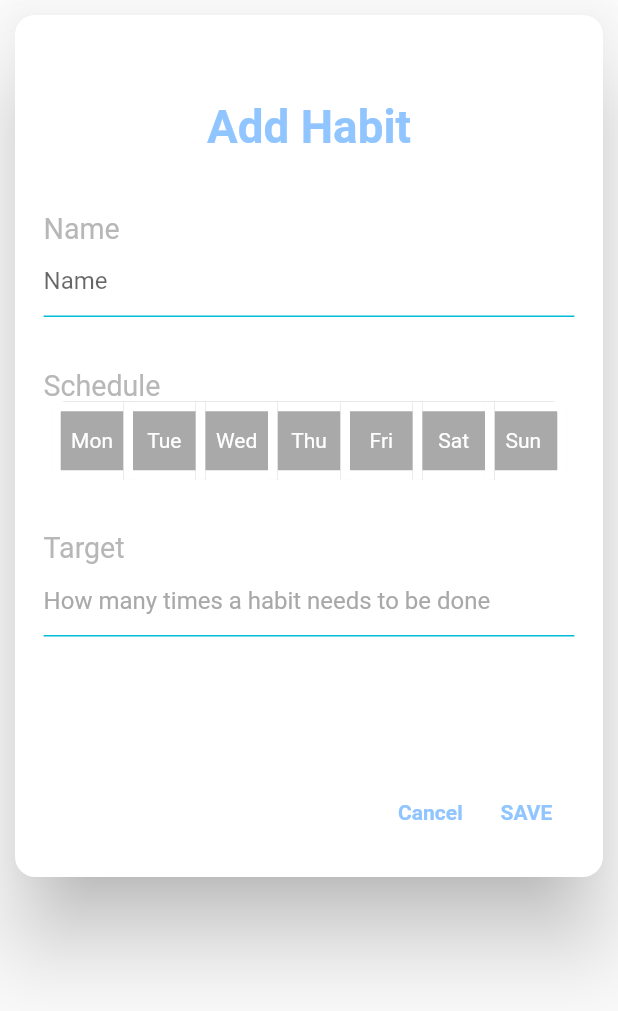
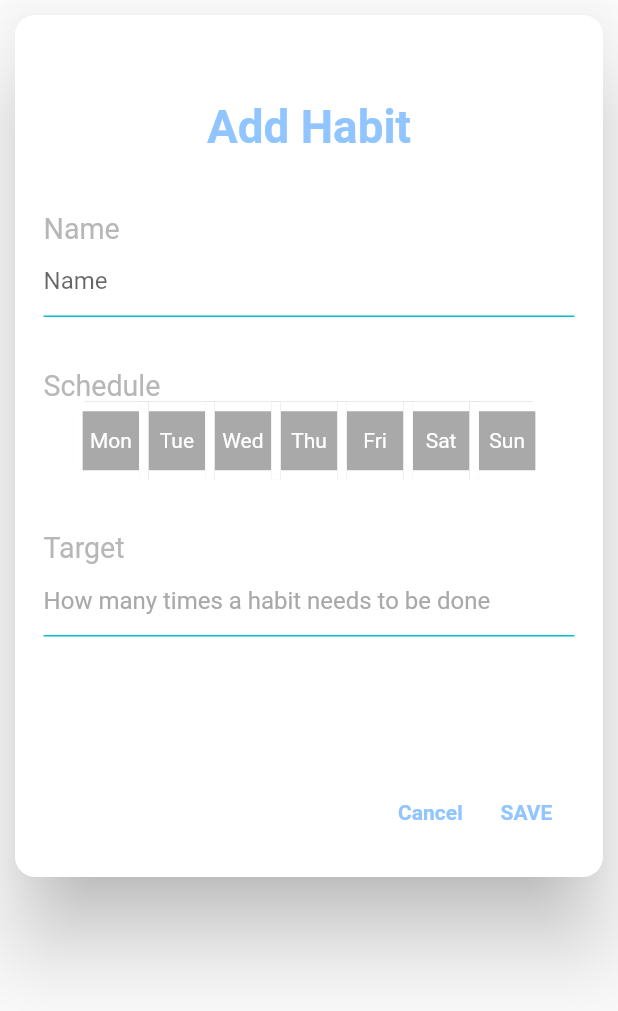
Before and after one commit to yusufmsabeh/Habit_Tracker_App, a Flutter app: the AddHabitScreen widget shown alone on an empty page, opened directly with empty values, on a phone screen of 412 x 824 dp. Shown: the top 1011 px of the screen. Run offline on Flutter 3.47's test engine with Material 2 defaults, Android fonts, the phone set to English and light mode, and no system bars; our stand-ins replace easy_localization, flutter_screenutil, fluttertoast, sqflite, syncfusion_flutter_gauges and 1 more; missing offline and left inert: dart:ffi; accounts and stored records are empty.

Commit message:
add custom toggle button to show error field

```diff
--- a/lib/Screens/AddHabitScreen.dart
+++ b/lib/Screens/AddHabitScreen.dart
@@ -1,8 +1,10 @@
+import 'package:easy_localization/easy_localization.dart';
 import 'package:flutter/material.dart';
 import 'package:flutter/src/foundation/key.dart';
 import 'package:flutter/src/widgets/framework.dart';
 import 'package:flutter_screenutil/flutter_screenutil.dart';
 import 'package:habit_tracker/DB/DBConaction.dart';
+import 'package:habit_tracker/Widgets.dart/CustomToggleButton.dart';
 import 'package:habit_tracker/model/habit.dart';
 
 class AddHabitScreen extends StatefulWidget {
@@ -32,6 +34,23 @@ class _AddHabitScreenState extends State<AddHabitScreen> {
     setState(() {});
   }
 
+  void changeIsSeletedList(int index) {
+    setState(() {
+      _isSelected[index] = !_isSelected[index];
+    });
+  }
+
+  String? ValidaitToggleButton(x) {
+    bool x = false;
+    _isSelected.forEach((element) {
+      if (element) x = true;
+    });
+
+    if (!x) {
+      return "Required".tr();
+    }
+  }
+
   @override
   void initState() {
     // TODO: implement initState
@@ -51,13 +70,13 @@ class _AddHabitScreenState extends State<AddHabitScreen> {
           key: _formState,
           child: Container(
             margin: EdgeInsets.all(50.w),
-            height: 1250.h,
+            height: context.locale.toString() == 'en' ? 1250.h : 1400.h,
             child: Column(
               children: [
                 Container(
                   margin: EdgeInsets.all(100.w),
                   child: Text(
-                    "Add Habit",
+                    "AddHabit".tr(),
                     style: TextStyle(
                         color: Color.fromARGB(255, 145, 197, 255),
                         fontWeight: FontWeight.bold,
@@ -68,7 +87,7 @@ class _AddHabitScreenState extends State<AddHabitScreen> {
                   // margin: EdgeInsets.only(bottom: 20.w),
                   alignment: Alignment.centerLeft,
                   child: Text(
-                    "Name",
+                    "Name".tr(),
                     style: TextStyle(
                         fontSize: 50.sp,
                         color: Color.fromARGB(255, 183, 183, 183)),
@@ -80,7 +99,7 @@ class _AddHabitScreenState extends State<AddHabitScreen> {
                     alignment: Alignment.centerLeft,
                     child: TextFormField(
                       validator: (value) {
-                        if (value!.isEmpty) return 'This field is required';
+                        if (value!.isEmpty) return 'Required'.tr();
                       },
                       controller: nameController,
                       decoration: InputDecoration(
@@ -89,54 +108,22 @@ class _AddHabitScreenState extends State<AddHabitScreen> {
                           enabledBorder: UnderlineInputBorder(
                             borderSide: BorderSide(color: Colors.cyan),
                           ),
-                          hintText: "Name",
+                          hintText: "Name".tr(),
                           focusColor: Color.fromARGB(255, 145, 197, 255)),
                     )),
                 Container(
                   // margin: EdgeInsets.only(bottom: 20.w),
                   alignment: Alignment.centerLeft,
                   child: Text(
-                    "Schedule",
+                    "Schedule".tr(),
                     style: TextStyle(
                         fontSize: 50.sp,
                         color: Color.fromARGB(255, 183, 183, 183)),
                     textAlign: TextAlign.left,
                   ),
                 ),
-                Container(
-                  padding: EdgeInsets.zero,
-                  decoration: BoxDecoration(
-                      color: Color.fromARGB(255, 169, 169, 169),
-                      borderRadius: BorderRadius.circular(25.r)),
-                  child: ToggleButtons(
-                      onPressed: (index) {
-                        setState(() {
-                          _isSelected[index] = !_isSelected[index];
-                        });
-                      },
-                      borderColor: Colors.white,
-                      selectedBorderColor: Colors.white,
-                      borderWidth: 15.h,
-                      color: Colors.white,
-                      selectedColor: Colors.white,
-                      fillColor: Color.fromARGB(255, 108, 186, 212),
-                      borderRadius: BorderRadius.circular(10.r),
-                      constraints: BoxConstraints(
-                          minHeight:
-                              (MediaQuery.of(context).size.height - 36) / 20,
-                          minWidth:
-                              (MediaQuery.of(context).size.width - 36) / 9),
-                      children: [
-                        Text('Mon'),
-                        Text('Tue'),
-                        Text('Wed'),
-                        Text('Thu'),
-                        Text('Fri'),
-                        Text('Sat'),
-                        Text('Sun '),
-                      ],
-                      isSelected: _isSelected),
-                ),
+                CustomToggleButton(
+                    ValidaitToggleButton, _isSelected, changeIsSeletedList),
                 Container(
                   margin: EdgeInsets.only(bottom: 90.w),
                 ),
@@ -144,7 +131,7 @@ class _AddHabitScreenState extends State<AddHabitScreen> {
                     // margin: EdgeInsets.only(bottom: 20.w),
                     alignment: Alignment.centerLeft,
                     child: Text(
-                      "Target",
+                      "Target".tr(),
                       style: TextStyle(
                           fontSize: 50.sp,
                           color: Color.fromARGB(255, 183, 183, 183)),
@@ -155,9 +142,9 @@ class _AddHabitScreenState extends State<AddHabitScreen> {
                     child: TextFormField(
                         validator: (value) {
                           if (value!.isEmpty)
-                            return 'This field is required';
+                            return 'Required'.tr();
                           else if (int.parse(value) == 0)
-                            return 'The target can not be zero';
+                            return 'Zerofield'.tr();
                         },
                         controller: tragetController,
                         keyboardType: TextInputType.numberWithOptions(),
@@ -165,7 +152,7 @@ class _AddHabitScreenState extends State<AddHabitScreen> {
                             enabledBorder: UnderlineInputBorder(
                               borderSide: BorderSide(color: Colors.cyan),
                             ),
-                            hintText: "How many times a habit needs to be done",
+                            hintText: "TargetHing".tr(),
                             hintStyle: TextStyle(
                               color: Color.fromARGB(255, 169, 169, 169),
                             ),
@@ -180,7 +167,7 @@ class _AddHabitScreenState extends State<AddHabitScreen> {
                           Navigator.pop(context);
                         },
                         child: Text(
-                          "Cancel",
+                          "Cancel".tr(),
                           style: TextStyle(
                               color: Color.fromARGB(255, 145, 197, 255),
                               fontWeight: FontWeight.bold),
@@ -215,7 +202,7 @@ class _AddHabitScreenState extends State<AddHabitScreen> {
                           }
                         },
                         child: Text(
-                          'SAVE',
+                          'Save'.tr(),
                           style: TextStyle(
                               color: Color.fromARGB(255, 145, 197, 255),
                               fontWeight: FontWeight.bold),
--- a/lib/Screens/EmptyHabitScreen.dart
+++ b/lib/Screens/EmptyHabitScreen.dart
@@ -1,3 +1,4 @@
+import 'package:easy_localization/easy_localization.dart';
 import 'package:flutter/cupertino.dart';
 import 'package:flutter/src/foundation/key.dart';
 import 'package:flutter/src/widgets/framework.dart';
@@ -18,14 +19,14 @@ class EmptyHabitScreen extends StatelessWidget {
                   fit: BoxFit.cover, image: AssetImage('assets/HomePage.png'))),
         ),
         Text(
-          "Noting to do today",
+          "NoHabits".tr(),
           style: TextStyle(
               fontSize: 100.sp,
               fontWeight: FontWeight.bold,
               color: const Color.fromARGB(255, 20, 176, 191)),
         ),
         Text(
-          "Add Something?",
+          "AddSomething".tr(),
           style: TextStyle(
               fontWeight: FontWeight.bold,
               fontSize: 100.sp,
--- /dev/null
+++ b/lib/Widgets.dart/CustomToggleButton.dart
@@ -0,0 +1,69 @@
+import 'dart:ffi';
+
+import 'package:easy_localization/easy_localization.dart';
+import 'package:flutter/cupertino.dart';
+import 'package:flutter/material.dart';
+import 'package:flutter_screenutil/flutter_screenutil.dart';
+
+class CustomToggleButton extends FormField<bool> {
+  CustomToggleButton(FormFieldValidator<bool>? validator,
+      List<bool> _isSelected, Function function)
+      : super(
+            validator: validator,
+            initialValue: false,
+            builder: (State) {
+              return Column(
+                children: [
+                  Container(
+                    padding: EdgeInsets.zero,
+                    decoration: BoxDecoration(
+                        color: Color.fromARGB(255, 169, 169, 169),
+                        borderRadius: BorderRadius.circular(25.r)),
+                    child: ToggleButtons(
+                        onPressed: (index) {
+                          function(index);
+                        },
+                        borderColor: Colors.white,
+                        selectedBorderColor: Colors.white,
+                        borderWidth: 15.h,
+                        color: Colors.white,
+                        selectedColor: Colors.white,
+                        fillColor: Color.fromARGB(255, 108, 186, 212),
+                        borderRadius: BorderRadius.circular(10.r),
+                        constraints: BoxConstraints(
+                          minWidth: State.context.locale.toString == 'en'
+                              ? (MediaQuery.of(State.context).size.width - 36) /
+                                  9
+                              : (MediaQuery.of(State.context).size.width - 36) /
+                                  10,
+                          minHeight:
+                              (MediaQuery.of(State.context).size.height - 36) /
+                                  20,
+                        ),
+                        children: [
+                          Text('Mon'.tr()),
+                          Text('Tue'.tr()),
+                          Text('Wed'.tr()),
+                          Text('Thu'.tr()),
+                          Text('Fri'.tr()),
+                          Text('Sat'.tr()),
+                          Text('Sun'.tr()),
+                        ],
+                        isSelected: _isSelected),
+                  ),
+                  State.hasError
+                      ? SizedBox(
+                          width: double.infinity,
+                          child: Text(
+                            State.errorText!,
+                            style: TextStyle(
+                                color: Color.fromARGB(255, 194, 32, 20),
+                                fontSize: 36.sp),
+                            textAlign: TextAlign.left,
+                          ),
+                        )
+                      : SizedBox()
+                ],
+              );
+            });
+}
--- a/lib/Widgets.dart/TodayHabit.dart
+++ b/lib/Widgets.dart/TodayHabit.dart
@@ -1,5 +1,6 @@
 import 'dart:developer';
 
+import 'package:easy_localization/easy_localization.dart';
 import 'package:flutter/cupertino.dart';
 import 'package:flutter/material.dart';
 import 'package:flutter/src/foundation/key.dart';
@@ -37,7 +38,7 @@ class TodayHabit extends StatelessWidget {
                   ));
         }
         ScaffoldMessenger.of(context)
-            .showSnackBar(SnackBar(content: Text("You made progress")));
+            .showSnackBar(SnackBar(content: Text("YouMadeProgress".tr())));
         function2();
         // function();
       },
@@ -66,7 +67,7 @@ class TodayHabit extends StatelessWidget {
                 style: TextStyle(fontWeight: FontWeight.bold, fontSize: 80.sp),
               ),
               Text(
-                'Progress: ${habitPrograss.floor()} %',
+                'Preogresss'.tr() + ': ${habitPrograss.floor()} %',
               )
             ],
           )
--- a/pubspec.yaml
+++ b/pubspec.yaml
@@ -40,6 +40,7 @@ dependencies:
   sqflite: ^2.0.3
   syncfusion_flutter_gauges: ^20.2.38
   fluttertoast: ^8.0.9
+  easy_localization: ^3.0.1
 
 dev_dependencies:
   flutter_test:
@@ -74,6 +75,8 @@ flutter:
     - assets/delete.png
     - assets/cards.png
     - assets/CompTask.png
+    - assets/lan/ar.json
+    - assets/lan/en.json
 
 
 
```
Also changed, not shown: assets/lan/ar.json (added, +29 -0 lines), assets/lan/en.json (added, +29 -0 lines), lib/HomePage.dart (+20 -12 lines), lib/Screens/CongratsScreen.dart (+6 -5 lines), lib/main.dart (+14 -2 lines), pubspec.lock, 1 other file.
